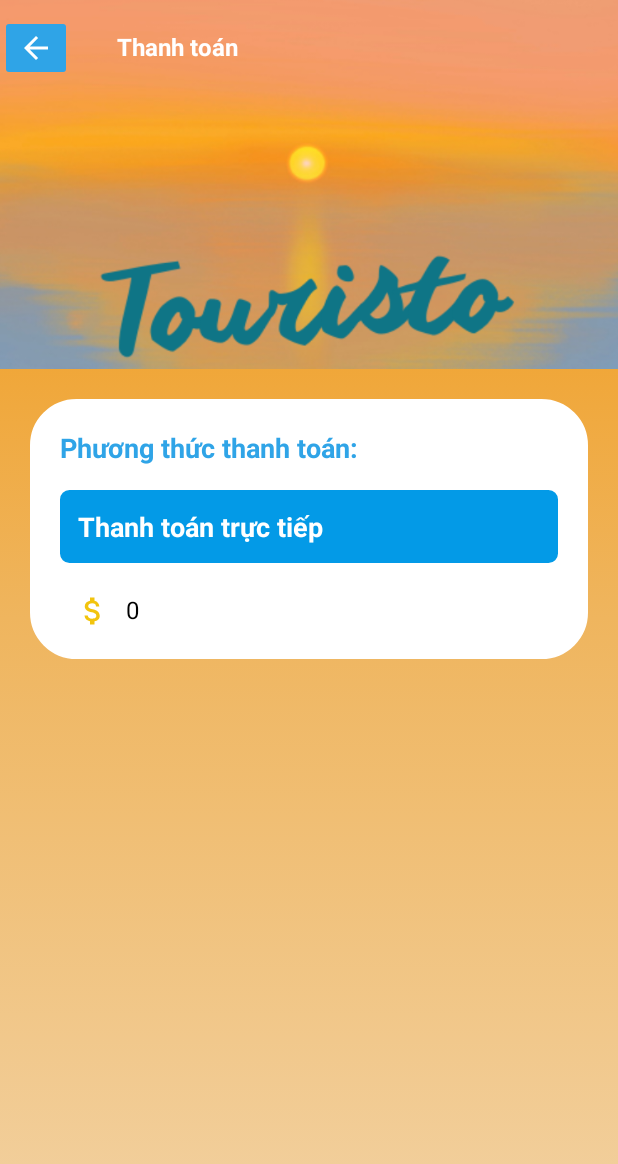
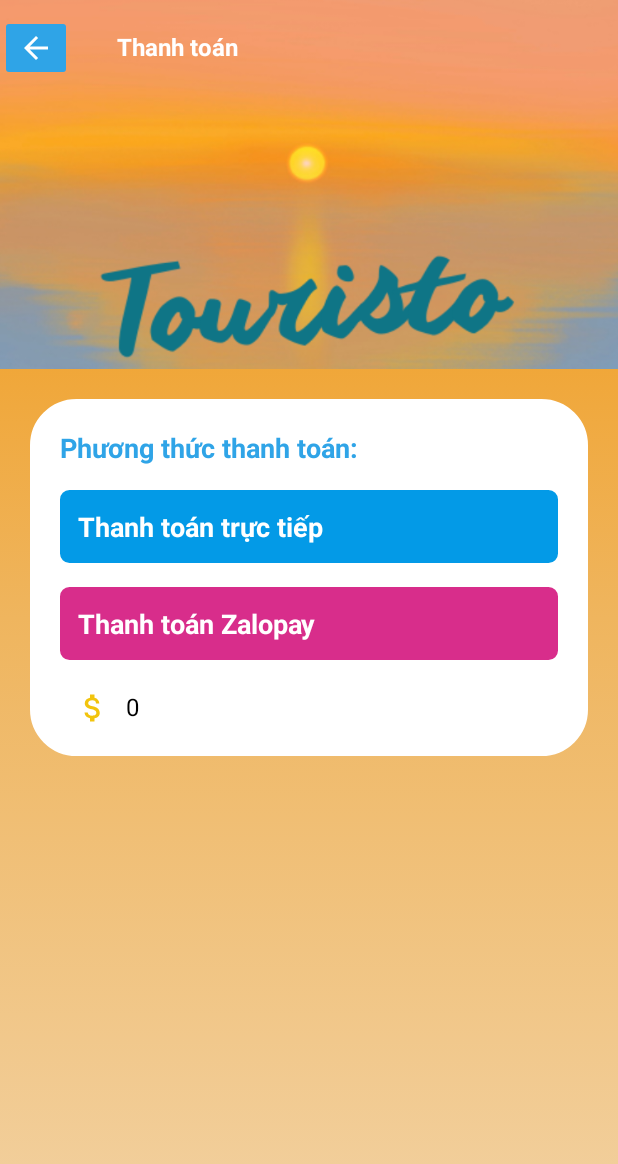
Before and after one commit to anhnhatcc7000/Mau-Thiet-Ke-PM-QLDatVeMayBay, an Android app: the CheckoutPage screen opened directly, with no data from a screen before it, on a phone screen of 412 x 824 dp. Shown: the top 1164 px of the screen. Run offline under Robolectric (Android 15) with nearby library versions, the phone set to English and light mode, and no system bars; libraries missing offline, so code that uses them is left out: vn.zalopay.sdk; 1 statement that could not run was skipped.

Commit message:
Update activity_checkout_page.xml

```diff
--- a/app/src/main/res/layout/activity_checkout_page.xml
+++ b/app/src/main/res/layout/activity_checkout_page.xml
@@ -64,27 +64,10 @@
             android:textSize="18sp"
             android:textStyle="bold"/>
 
-        <TextView
-            android:id="@+id/button_zalopay"
-            android:layout_width="match_parent"
-            android:layout_height="wrap_content"
-            android:text="Thanh toán qua ZaloPay"
-            android:visibility="gone"
-            android:textColor="@color/white"
-            android:textSize="18sp"
-            android:gravity="center_vertical"
-            android:textStyle="bold"
-            android:background="@drawable/button_bg"
-            android:backgroundTint="@color/zalo_color"
-            android:drawableEnd="@drawable/zalopay_logo"
-            android:paddingStart="12dp"
-            android:paddingEnd="24dp"
-            android:paddingTop="12dp"
-            android:paddingBottom="12dp"
-            android:layout_marginTop="16dp"/>
+
 
         <TextView
-            android:id="@+id/button_momo"
+            android:id="@+id/button"
             android:layout_width="match_parent"
             android:layout_height="wrap_content"
             android:text="Thanh toán qua Momo"
@@ -118,8 +101,25 @@
             android:paddingTop="12dp"
             android:paddingBottom="12dp"
             android:layout_marginTop="16dp"
-            android:onClick="cashPayment"/>
+            android:onClick="onCashPaymentClicked"/>
 
+        <TextView
+            android:id="@+id/button_zalopay"
+            android:layout_width="match_parent"
+            android:layout_height="wrap_content"
+            android:text="Thanh toán Zalopay"
+            android:textColor="@color/white"
+            android:textSize="18sp"
+            android:gravity="center_vertical"
+            android:textStyle="bold"
+            android:background="@drawable/button_bg"
+            android:backgroundTint="#D82D8B"
+            android:paddingStart="12dp"
+            android:paddingEnd="24dp"
+            android:paddingTop="12dp"
+            android:paddingBottom="12dp"
+            android:layout_marginTop="16dp"
+            android:onClick="onZaloPaymentClicked"/>
         <TextView
             android:id="@+id/tv_totalPrice"
             android:layout_width="wrap_content"
```
